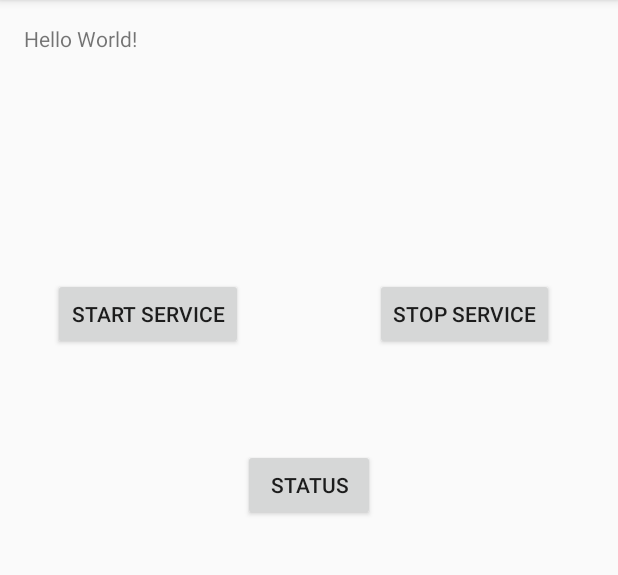
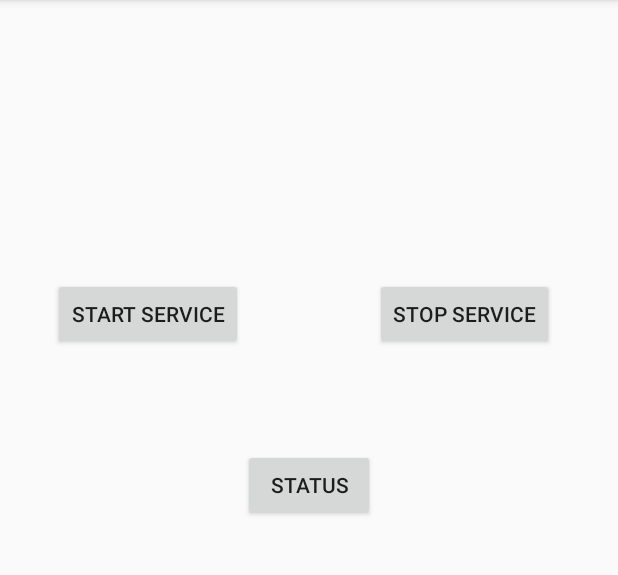
Before and after one commit to tonyn9/WalkTexter-AndroidApp, an Android app: the screen it shows after launch (MainActivity), on a phone screen of 412 x 824 dp, the part 84-659 px from its top. Run offline under Robolectric (Android 15) with nearby library versions, the phone set to English and light mode, and no system bars.

Commit message:
Got rid of hello world in main app. Added functionality in stop service. Send 'Close' to rpi when service is destroyed

```diff
--- a/app/src/main/res/layout/activity_main.xml
+++ b/app/src/main/res/layout/activity_main.xml
@@ -13,7 +13,6 @@
     <TextView
         android:layout_width="wrap_content"
         android:layout_height="wrap_content"
-        android:text="Hello World!"
         android:id="@+id/textView" />
 
     <Button
@@ -23,7 +22,8 @@
         android:layout_below="@+id/StartButton"
         android:layout_centerHorizontal="true"
         android:layout_marginTop="66dp"
-        android:id="@+id/BTbutton" />
+        android:id="@+id/BTbutton"
+        android:onClick="statusWTService"/>
 
     <Button
         android:text="Start Service"
```
Also changed, not shown: app/src/main/java/com/example/tony/walktexter2/MainActivity.java (+9 -0 lines), app/src/main/java/com/example/tony/walktexter2/WTService.java (+7 -1 lines).
